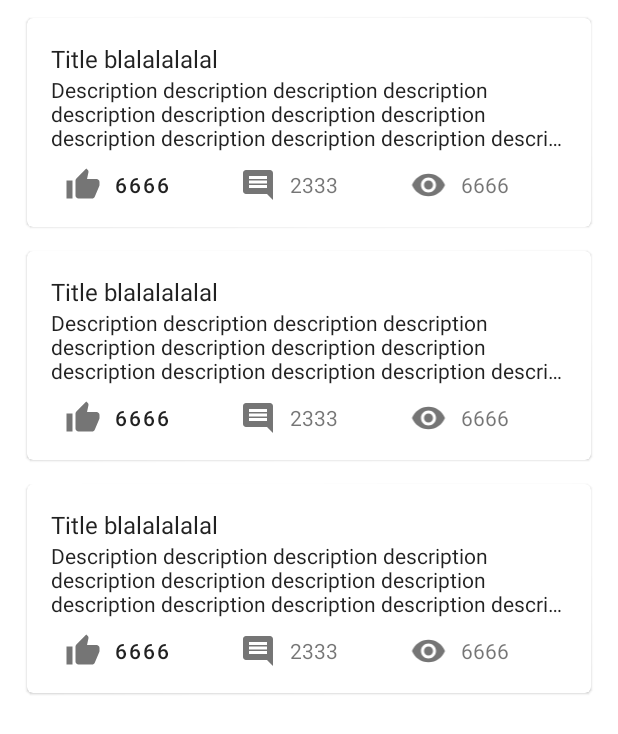
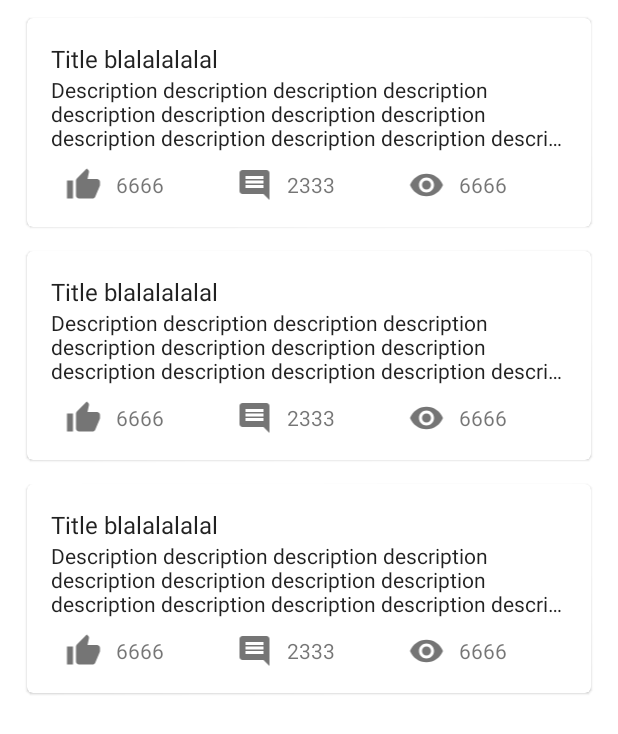
Before and after one commit to jiesou/TOVALuaManual-Android, an Android app: the layout fragment_item_list.xml on its own in the app's theme, with its tools: preview values and no code run, on a phone screen of 412 x 824 dp. Shown: the top 734 px of the screen. Run offline under Robolectric (Android 15) with nearby library versions, the phone set to English and light mode, and no system bars.

Commit message:
修复列表问题

```diff
--- a/app/src/main/res/layout/fragment_item.xml
+++ b/app/src/main/res/layout/fragment_item.xml
@@ -48,12 +48,11 @@
                 app:tint="@color/black_54" />
 
             <TextView
-                android:id="@+id/likes_text"
+                android:id="@+id/likes"
                 android:layout_width="wrap_content"
                 android:layout_height="wrap_content"
                 android:layout_weight="2"
                 android:maxLength="@integer/max_number_length"
-                android:textAppearance="?attr/textAppearanceButton"
                 tools:text="66666666" />
 
             <ImageView
@@ -66,7 +65,7 @@
                 app:tint="@color/black_54" />
 
             <TextView
-                android:id="@+id/comments_text"
+                android:id="@+id/comments"
                 android:layout_width="wrap_content"
                 android:layout_height="wrap_content"
                 android:layout_weight="2"
@@ -83,7 +82,7 @@
                 app:tint="@color/black_54" />
 
             <TextView
-                android:id="@+id/views_text"
+                android:id="@+id/views"
                 android:layout_width="wrap_content"
                 android:layout_height="wrap_content"
                 android:layout_weight="2"
--- a/app/src/main/res/values-night/themes.xml
+++ b/app/src/main/res/values-night/themes.xml
@@ -1,6 +1,7 @@
 <resources xmlns:tools="http://schemas.android.com/tools">
     <!-- Base application theme. -->
     <style name="Theme.TOVALua手册" parent="Theme.MaterialComponents.DayNight.DarkActionBar">
+        <item name="android:navigationBarColor">@android:color/transparent</item>
         <!-- Primary brand color. -->
         <item name="colorPrimary">@color/purple_200</item>
         <item name="colorPrimaryVariant">@color/purple_700</item>
--- a/app/src/main/res/values/themes.xml
+++ b/app/src/main/res/values/themes.xml
@@ -1,6 +1,7 @@
 <resources xmlns:tools="http://schemas.android.com/tools">
     <!-- Base application theme. -->
     <style name="Theme.TOVALua手册" parent="Theme.MaterialComponents.DayNight.DarkActionBar">
+        <item name="android:navigationBarColor">@android:color/transparent</item>
         <!-- Primary brand color. -->
         <item name="colorPrimary">@color/purple_500</item>
         <item name="colorPrimaryVariant">@color/purple_700</item>
```
Also changed, not shown: app/src/main/java/top/jiecs/tovalua/ItemFragment.kt (+14 -6 lines), app/src/main/java/top/jiecs/tovalua/MainActivity.kt (+18 -24 lines), app/src/main/java/top/jiecs/tovalua/MyItemRecyclerViewAdapter.kt (+10 -12 lines), app/src/main/java/top/jiecs/tovalua/data/ListContent.kt (added, +17 -0 lines), app/src/main/java/top/jiecs/tovalua/data/ListItemContent.kt (deleted, +0 -17 lines).
